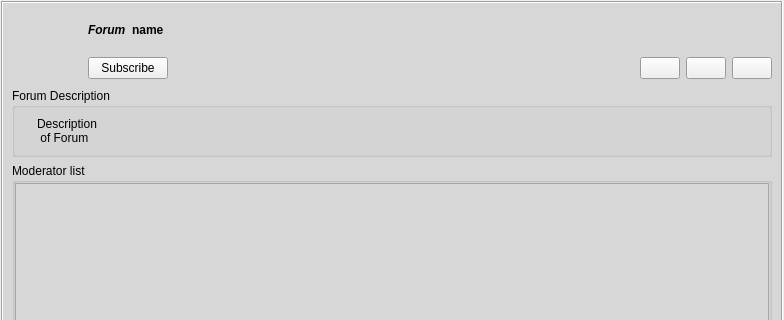
RetroShare/RetroShare, file retroshare-gui/src/gui/feeds/GxsForumGroupItem.ui: the form before one commit; both pictures show x 0 to 784 and y 0 to 320 of the 784 by 464 pixel window.
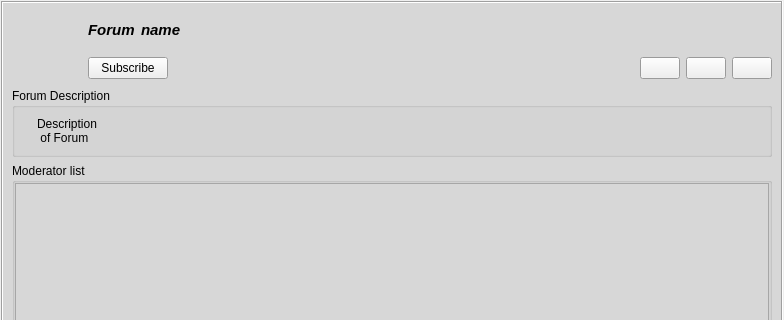
The form after the commit. Icons and pictures are not drawn.

What changed in the file:
```diff
--- a/retroshare-gui/src/gui/feeds/GxsForumGroupItem.ui
+++ b/retroshare-gui/src/gui/feeds/GxsForumGroupItem.ui
@@ -10,7 +10,7 @@
     <height>464</height>
    </rect>
   </property>
-  <layout class="QGridLayout">
+  <layout class="QGridLayout" name="GxsForumGroupItem_GL">
    <property name="leftMargin">
     <number>1</number>
    </property>
@@ -24,7 +24,7 @@
     <number>1</number>
    </property>
    <item row="0" column="0">
-    <widget class="QFrame" name="mainFrame">
+    <widget class="QFrame" name="feedFrame">
      <property name="sizePolicy">
       <sizepolicy hsizetype="Expanding" vsizetype="Preferred">
        <horstretch>0</horstretch>
@@ -34,6 +34,15 @@
      <property name="palette">
       <palette>
        <active>
+        <colorrole role="WindowText">
+         <brush brushstyle="SolidPattern">
+          <color alpha="255">
+           <red>0</red>
+           <green>0</green>
+           <blue>0</blue>
+          </color>
+         </brush>
+        </colorrole>
         <colorrole role="Base">
          <brush brushstyle="SolidPattern">
           <color alpha="255">
@@ -54,6 +63,15 @@
         </colorrole>
        </active>
        <inactive>
+        <colorrole role="WindowText">
+         <brush brushstyle="SolidPattern">
+          <color alpha="255">
+           <red>0</red>
+           <green>0</green>
+           <blue>0</blue>
+          </color>
+         </brush>
+        </colorrole>
         <colorrole role="Base">
          <brush brushstyle="SolidPattern">
           <color alpha="255">
@@ -74,6 +92,15 @@
         </colorrole>
        </inactive>
        <disabled>
+        <colorrole role="WindowText">
+         <brush brushstyle="SolidPattern">
+          <color alpha="255">
+           <red>154</red>
+           <green>154</green>
+           <blue>154</blue>
+          </color>
+         </brush>
+        </colorrole>
         <colorrole role="Base">
          <brush brushstyle="SolidPattern">
           <color alpha="255">
@@ -106,7 +133,7 @@
      </property>
      <layout class="QVBoxLayout" name="verticalLayout">
       <item>
-       <layout class="QGridLayout">
+       <layout class="QGridLayout" name="top_GL">
         <item row="0" column="0" rowspan="2">
          <widget class="QLabel" name="forumlogo_label">
           <property name="minimumSize">
@@ -133,7 +160,7 @@
          </widget>
         </item>
         <item row="0" column="1">
-         <layout class="QHBoxLayout" name="horizontalLayout_2">
+         <layout class="QHBoxLayout" name="title_HL">
           <item>
            <widget class="QLabel" name="titleLabel">
             <property name="sizePolicy">
@@ -144,6 +171,7 @@
             </property>
             <property name="font">
              <font>
+              <pointsize>11</pointsize>
               <weight>75</weight>
               <italic>true</italic>
               <bold>true</bold>
@@ -158,7 +186,9 @@
            <widget class="QLabel" name="nameLabel">
             <property name="font">
              <font>
+              <pointsize>11</pointsize>
               <weight>75</weight>
+              <italic>true</italic>
               <bold>true</bold>
              </font>
             </property>
```
Left out of the diff: 15 changed lines with no effect on the pictures.
